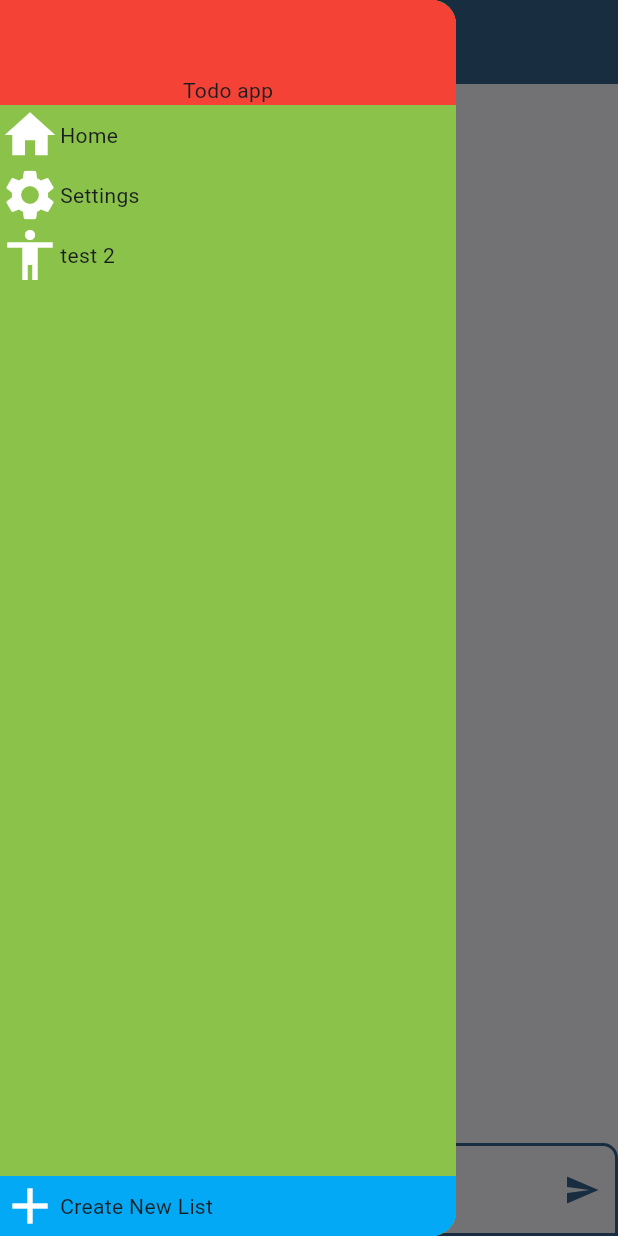
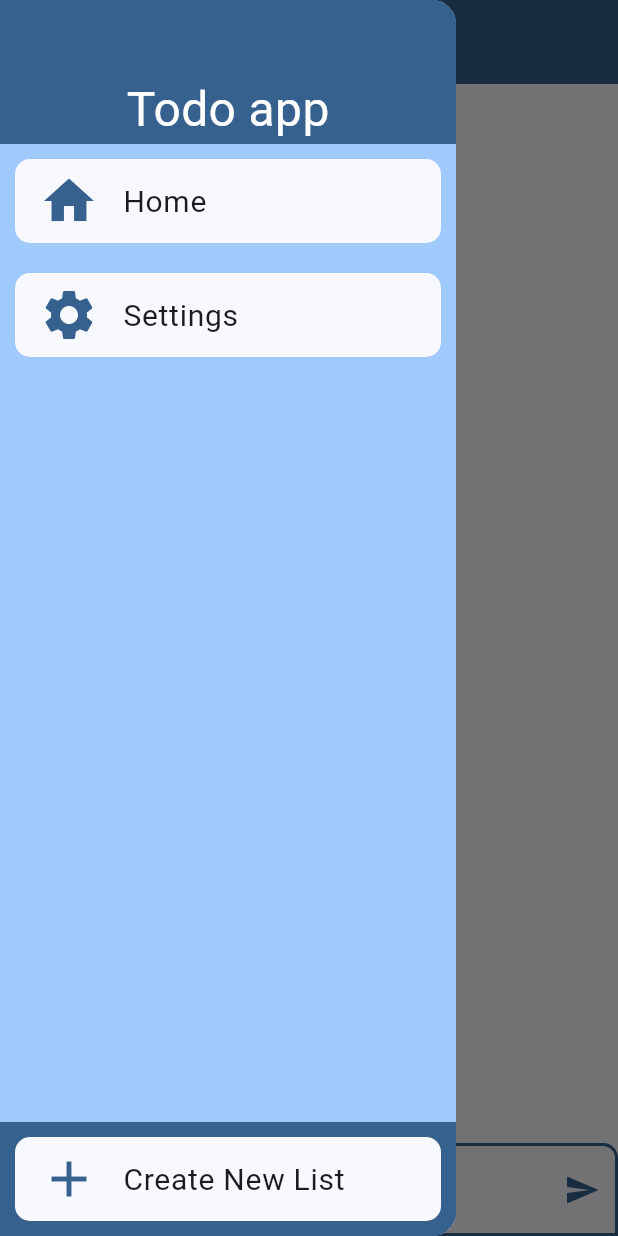
Before and after one commit to Skippyoftedal/IDATT2506_Project, a Flutter app: the screen it shows after launch, with the side drawer open, on a phone screen of 412 x 824 dp. Run offline on Flutter 3.47's test engine with Material 3 defaults, Android fonts, the phone set to English and light mode, and no system bars; our stand-ins replace confetti, flutter_fadein.

Commit message:
improve drawer styling

```diff
--- a/lib/main.dart
+++ b/lib/main.dart
@@ -23,7 +23,7 @@ class _State extends State<TodoApp> {
       title: 'Todo-app',
       debugShowCheckedModeBanner: false,
       theme: getAppTheme(),
-      home: RouteManager.getMainPage(),
+      home: RouteManager.home.component(context),
     );
   }
 
--- a/lib/view/navigation/app_drawer.dart
+++ b/lib/view/navigation/app_drawer.dart
@@ -46,7 +46,7 @@ class AppDrawerState extends State<AppDrawer> {
   Widget build(context) {
     return Drawer(
       elevation: 2,
-      backgroundColor: Colors.lightGreen,
+      backgroundColor: Theme.of(context).colorScheme.inversePrimary,
       child: Column(
         children: [
           drawerHeader(),
@@ -55,7 +55,7 @@ class AppDrawerState extends State<AppDrawer> {
             child: ListView(
                 padding: EdgeInsets.zero, children: [...dynamicRoutes()]),
           ),
-          newListRoute()
+           newListRoute()
         ],
       ),
     );
@@ -64,13 +64,17 @@ class AppDrawerState extends State<AppDrawer> {
   drawerHeader() {
     return Container(
       padding: const EdgeInsets.only(top: 50),
-      color: Colors.red,
-      child: const Row(
+      color: Theme.of(context).colorScheme.primary,
+      child:  Row(
         mainAxisAlignment: MainAxisAlignment.center,
         children: [
           Text(
             "Todo app",
             textAlign: TextAlign.center,
+            style: TextStyle(
+              color: Theme.of(context).colorScheme.onPrimary,
+              fontSize: Theme.of(context).textTheme.headlineLarge?.fontSize
+            ),
           )
         ],
       ),
@@ -78,14 +82,9 @@ class AppDrawerState extends State<AppDrawer> {
   }
 
   List<Widget> constantRoutes() {
-    return RouteManager.getTopNavigationRoutes()
-        .map(
-          (route) => Row(
-            mainAxisAlignment: MainAxisAlignment.spaceBetween,
-            children: [
-              RouteWidget(route: route),
-            ],
-          ),
+    return RouteManager.topRoutes
+        .map((route) => RouteWidget(route: route),
+
         )
         .toList();
   }
@@ -94,17 +93,12 @@ class AppDrawerState extends State<AppDrawer> {
     return listRoutes
         .expand((route) => List.generate(1, (_) => route))//TODO delete before release
         .map(
-          (route) => Row(
-            mainAxisAlignment: MainAxisAlignment.spaceBetween,
-            children: [
-              RouteWidget(route: route),
-              IconButton(
+          (route) =>
+              RouteWidget(route: route, trailing: IconButton(
                 icon: const Icon(Icons.delete),
                 onPressed: () {
                   showDeleteAlert(context, route.prettyName);
-                },
-              ),
-            ],
+                },),
           ),
         )
         .toList();
@@ -112,8 +106,8 @@ class AppDrawerState extends State<AppDrawer> {
 
   newListRoute() {
     return Container(
-        color: Colors.lightBlue,
-        child: RouteWidget(route: RouteManager.getCreateNewListRoute()));
+        color: Theme.of(context).colorScheme.primary,
+        child: RouteWidget(route: RouteManager.createNew));
   }
 
   showDeleteAlert(BuildContext context, String listToDelete) {
--- a/lib/view/navigation/route_widget.dart
+++ b/lib/view/navigation/route_widget.dart
@@ -5,27 +5,33 @@ import 'package:idatt2506_project/view/navigation/todo_route.dart';
 
 class RouteWidget extends StatelessWidget {
   final TodoRoute route;
-
-  const RouteWidget({super.key, required this.route});
+  final Widget? trailing;
+  const RouteWidget({super.key, required this.route, this.trailing});
 
   @override
   Widget build(BuildContext context) {
     return GestureDetector(
       onTap: () => navigate(context),
-      child: Row(
-        children: [
-          Icon(
+      child: Container(
+        margin: const EdgeInsets.only(bottom: 10, left: 10, right: 10, top: 10),
+        decoration: BoxDecoration(
+          color: Theme.of(context).colorScheme.surface,
+          borderRadius: const BorderRadius.all(Radius.circular(10))
+        ),
+        child: ListTile(
+          leading: Icon(
             route.icon,
-            color: Colors.white,
+            color: Theme.of(context).colorScheme.primary,
             size: 40.0,
           ),
-          Text(route.prettyName),
-        ],
+          title: Text(route.prettyName),
+          trailing: trailing,
+        ),
       ),
     );
   }
 
-  void navigate(context){
+  void navigate(context) {
     log("Navigating to ${route.prettyName}");
     Navigator.of(context).push(
       MaterialPageRoute(builder: route.component),
--- a/lib/view/navigation/routes.dart
+++ b/lib/view/navigation/routes.dart
@@ -4,35 +4,18 @@ import 'package:idatt2506_project/pages/test_pages.dart';
 import 'package:flutter/material.dart';
 import 'package:idatt2506_project/view/navigation/todo_route.dart';
 
-class RouteManager{
-  static final _home = TodoRoute("Home", (_) => getMainPage(), Icons.home);
+class RouteManager {
+  static final TodoRoute home =
+      TodoRoute("Home", (_) => const ListPage(fileName: "1.json"), Icons.home);
 
-  static final _test1 = TodoRoute("Settings",
-          (_) => const TestPage(pageTitle: "test page 1"), Icons.settings);
+  static final TodoRoute settings = TodoRoute("Settings",
+      (_) => const TestPage(pageTitle: "test page 1"), Icons.settings);
 
-  static final _test2 = TodoRoute(
-      "test 2", (_) => const TestPage(pageTitle: "test page 2"));
+  static final TodoRoute createNew =
+      TodoRoute("Create New List", (_) => const CreateNewListPage(), Icons.add);
 
-  static final _createNew = TodoRoute(
-      "Create New List",
-          (_) =>
-      const CreateNewListPage(),
-      Icons.add);
-
-  static List<TodoRoute> getTopNavigationRoutes() {
-    return [_home, _test1, _test2];
-  }
-
-  static List<TodoRoute> getAllPossibleRoutes() {
-    return [_home, _test1, _test2, _createNew];
-  }
-
-  static Widget getMainPage() {
-    //return const CreateNewListPage();
-    return const ListPage(fileName: "1.json");
-  }
-
-  static TodoRoute getCreateNewListRoute() {
-    return _createNew;
+  /// Get static routes for the top part of the app drawer
+  static List<TodoRoute> get topRoutes{
+    return [home, settings];
   }
 }
--- a/lib/view/todo/reorderable_item_view.dart
+++ b/lib/view/todo/reorderable_item_view.dart
@@ -43,7 +43,7 @@ class _ItemViewState extends State<ItemView> {
         child: Column(
           children: [
             asScrollableList(widget.todoList.inProgress, false),
-            if (widget.todoList.completed.isNotEmpty) const Text("Finished"),
+            if (widget.todoList.inProgress.isNotEmpty && widget.todoList.inProgress.isNotEmpty) const Text("Finished"),
             asScrollableList(widget.todoList.completed, true),
           ],
         ),
```
